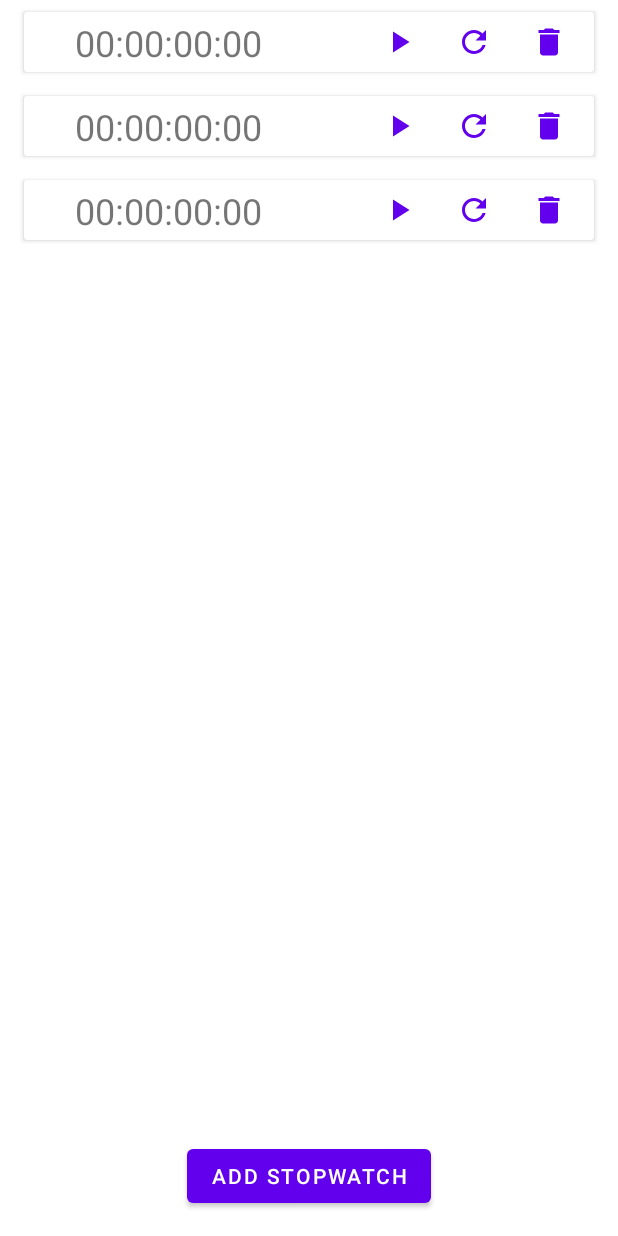
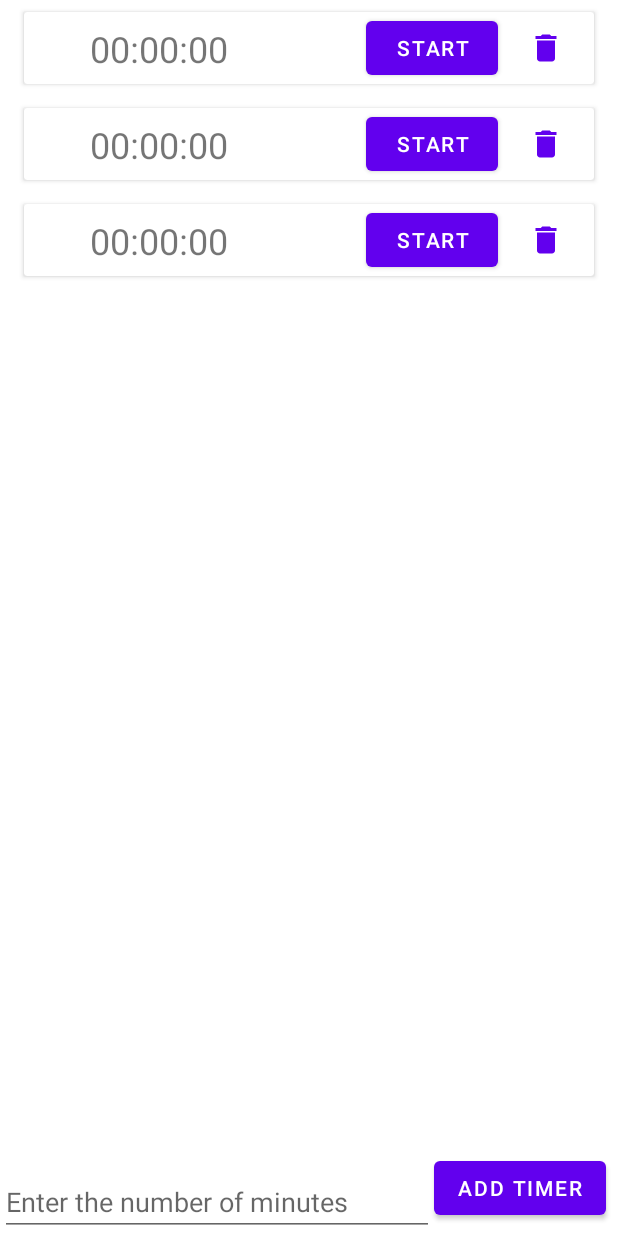
Before and after one commit to Nikorav/Pomodoro-Timer, an Android app: the layout activity_main.xml on its own in the app's theme, with its tools: preview values and no code run, on a phone screen of 412 x 824 dp. Run offline under Robolectric (Android 15) with nearby library versions, the phone set to English and light mode, and no system bars.

Commit message:
feat: complete 60% project

```diff
--- /dev/null
+++ b/app/src/main/java/ru/imto/pomodorotimer/CustomView.kt
@@ -0,0 +1,61 @@
+package ru.imto.pomodorotimer
+
+import android.content.Context
+import android.graphics.Canvas
+import android.graphics.Color
+import android.graphics.Paint
+import android.util.AttributeSet
+import android.view.View
+import androidx.annotation.AttrRes
+
+class CustomView @JvmOverloads constructor(
+    context: Context,
+    attrs: AttributeSet? = null,
+    @AttrRes defStyleAttr: Int = 0
+) : View(context, attrs, defStyleAttr) {
+    private var periodMs = 0L
+    private var currentMs = 0L
+    private var color = 0
+    private var style = FILL
+    private var paint = Paint()
+
+    init {
+        if (attrs != null) {
+            val styledAttrs =
+                context.theme.obtainStyledAttributes(attrs, R.styleable.CustomView, defStyleAttr, 0)
+            color = styledAttrs.getColor(R.styleable.CustomView_custom_color, Color.RED)
+            style = styledAttrs.getInt(R.styleable.CustomView_custom_style, FILL)
+            styledAttrs.recycle()
+        }
+        paint.color = color
+        paint.style = if (style == FILL) Paint.Style.FILL else Paint.Style.STROKE
+        paint.strokeWidth = 5F
+    }
+
+    override fun onDraw(canvas: Canvas?) {
+        super.onDraw(canvas)
+        if (periodMs == 0L || currentMs == 0L) return
+        val startAngel = (((currentMs % periodMs).toFloat() / periodMs) * 360)
+
+        canvas?.drawArc(0f,0f,width.toFloat(),height.toFloat(),-90f,startAngel,true,paint)
+    }
+
+    /**
+     * Set lasted milliseconds
+     */
+    fun setCurrent(current: Long) {
+        currentMs = current
+        invalidate()
+    }
+
+    /**
+     * Set time period
+     */
+    fun setPeriod(period: Long) {
+        periodMs = period
+    }
+
+    private companion object {
+        private const val FILL = 0
+    }
+}
--- a/app/src/main/java/ru/imto/pomodorotimer/StopwatchListener.kt
+++ b/app/src/main/java/ru/imto/pomodorotimer/PomodoroTimerListener.kt
@@ -1,12 +1,10 @@
 package ru.imto.pomodorotimer
 
-interface StopwatchListener {
+interface PomodoroTimerListener {
 
     fun start(id: Int)
 
     fun stop(id: Int, currentMs: Long)
 
-    fun reset(id: Int)
-
     fun delete(id: Int)
 }
--- a/app/src/main/res/layout/activity_main.xml
+++ b/app/src/main/res/layout/activity_main.xml
@@ -10,20 +10,29 @@
         android:id="@+id/recycler"
         android:layout_width="match_parent"
         android:layout_height="0dp"
-        android:layout_marginBottom="16dp"
-        app:layout_constraintBottom_toTopOf="@id/add_new_stopwatch_button"
         app:layout_constraintStart_toStartOf="parent"
         app:layout_constraintTop_toTopOf="parent"
-        tools:listitem="@layout/stopwatch_item" />
+        app:layout_constraintEnd_toEndOf="parent"
+        tools:listitem="@layout/pomodoro_timer_view" />
+
+    <EditText
+        android:id="@+id/text_input_minutes"
+        android:layout_width="0dp"
+        android:layout_height="wrap_content"
+        android:hint="@string/number_of_minutes"
+        android:importantForAutofill="no"
+        android:inputType="number"
+        app:layout_constraintBottom_toBottomOf="parent"
+        app:layout_constraintEnd_toStartOf="@+id/add_new_timer"
+        app:layout_constraintStart_toStartOf="parent" />
 
     <Button
-        android:id="@+id/add_new_stopwatch_button"
+        android:id="@+id/add_new_timer"
         android:layout_width="wrap_content"
         android:layout_height="wrap_content"
-        android:layout_marginBottom="16dp"
-        android:text="Add Stopwatch"
+        android:layout_margin="8dp"
+        android:text="@string/add_timer"
         app:layout_constraintBottom_toBottomOf="parent"
-        app:layout_constraintEnd_toEndOf="parent"
-        app:layout_constraintStart_toStartOf="parent" />
+        app:layout_constraintEnd_toEndOf="parent" />
 
 </androidx.constraintlayout.widget.ConstraintLayout>
--- a/app/src/main/res/layout/stopwatch_item.xml
+++ b/app/src/main/res/layout/pomodoro_timer_view.xml
@@ -2,6 +2,7 @@
 <androidx.cardview.widget.CardView xmlns:android="http://schemas.android.com/apk/res/android"
     xmlns:app="http://schemas.android.com/apk/res-auto"
     xmlns:tools="http://schemas.android.com/tools"
+    android:id="@+id/pomodoro_timer_item"
     android:layout_width="match_parent"
     android:layout_height="wrap_content"
     android:layout_marginStart="16dp"
@@ -15,59 +16,58 @@
 
         <ImageView
             android:id="@+id/blinking_indicator"
-            android:layout_width="8dp"
-            android:layout_height="8dp"
-            android:layout_marginStart="16dp"
+            android:layout_width="12dp"
+            android:layout_height="12dp"
+            android:layout_marginStart="12dp"
             android:background="@drawable/blinking_circle"
             app:layout_constraintBottom_toBottomOf="parent"
             app:layout_constraintStart_toStartOf="parent"
             app:layout_constraintTop_toTopOf="parent" />
 
         <TextView
-            android:id="@+id/stopwatch_timer"
+            android:id="@+id/text_timer"
             android:layout_width="0dp"
             android:layout_height="wrap_content"
-            android:layout_marginStart="10dp"
-            android:text="00:00:00:00"
+            android:layout_marginStart="20dp"
+            android:text="@string/timer"
             android:textSize="24sp"
             app:layout_constraintBottom_toBottomOf="parent"
             app:layout_constraintStart_toEndOf="@id/blinking_indicator"
             app:layout_constraintTop_toTopOf="parent" />
 
-        <ImageButton
-            android:id="@+id/start_pause_button"
-            android:layout_width="0dp"
-            android:layout_height="wrap_content"
-            android:layout_marginEnd="10dp"
-            android:background="@color/cardview_light_background"
-            android:padding="8dp"
-            android:src="@drawable/ic_baseline_play_arrow_24"
+        <ru.imto.pomodorotimer.CustomView
+            android:id="@+id/custom_timer"
+            android:layout_width="28dp"
+            android:layout_height="28dp"
+            android:layout_marginStart="32dp"
+            app:custom_color="@color/purple_700"
+            app:custom_style="fill"
             app:layout_constraintBottom_toBottomOf="parent"
-            app:layout_constraintEnd_toStartOf="@id/restart_button"
+            app:layout_constraintStart_toEndOf="@id/text_timer"
             app:layout_constraintTop_toTopOf="parent" />
 
-        <ImageButton
-            android:id="@+id/restart_button"
-            android:layout_width="0dp"
+        <com.google.android.material.button.MaterialButton
+            android:id="@+id/start_pause_button"
+            android:layout_width="wrap_content"
             android:layout_height="wrap_content"
-            android:layout_marginEnd="10dp"
-            android:background="@color/cardview_light_background"
-            android:padding="8dp"
-            android:src="@drawable/ic_baseline_refresh_24"
+            android:layout_marginStart="32dp"
+            android:text="@string/text_button"
             app:layout_constraintBottom_toBottomOf="parent"
-            app:layout_constraintEnd_toStartOf="@id/delete_button"
+            app:layout_constraintStart_toEndOf="@id/custom_timer"
             app:layout_constraintTop_toTopOf="parent" />
 
         <ImageButton
             android:id="@+id/delete_button"
             android:layout_width="0dp"
             android:layout_height="wrap_content"
-            android:layout_marginEnd="10dp"
+            android:layout_marginStart="12dp"
+            android:layout_marginEnd="12dp"
             android:background="@color/cardview_light_background"
             android:padding="8dp"
             android:src="@drawable/ic_baseline_delete_24"
             app:layout_constraintBottom_toBottomOf="parent"
             app:layout_constraintEnd_toEndOf="parent"
+            app:layout_constraintStart_toEndOf="@id/start_pause_button"
             app:layout_constraintTop_toTopOf="parent" />
 
     </androidx.constraintlayout.widget.ConstraintLayout>
--- a/app/src/main/res/values/strings.xml
+++ b/app/src/main/res/values/strings.xml
@@ -1,3 +1,7 @@
 <resources>
     <string name="app_name">Pomodoro Timer</string>
+    <string name="timer">00:00:00</string>
+    <string name="text_button">Start</string>
+    <string name="add_timer">Add Timer</string>
+    <string name="number_of_minutes">Еnter the number of minutes</string>
 </resources>
```
Also changed, not shown: app/src/main/java/ru/imto/pomodorotimer/MainActivity.kt (+6 -6 lines), app/src/main/java/ru/imto/pomodorotimer/PomodoroTimer.kt (renamed from app/src/main/java/ru/imto/pomodorotimer/Stopwatch.kt, +5 -2 lines), app/src/main/java/ru/imto/pomodorotimer/PomodoroTimerAdapter.kt (added, +39 -0 lines), app/src/main/java/ru/imto/pomodorotimer/PomodoroTimerViewHolder.kt (added, +124 -0 lines), app/src/main/java/ru/imto/pomodorotimer/StopwatchAdapter.kt (deleted, +0 -39 lines), app/src/main/java/ru/imto/pomodorotimer/StopwatchViewHolder.kt (deleted, +0 -107 lines), app/src/main/res/drawable/ic_baseline_add_24.xml (added, +10 -0 lines), app/src/main/res/layout/custom_view.xml (added, +20 -0 lines), app/src/main/res/values/attrs.xml (added, +9 -0 lines).
